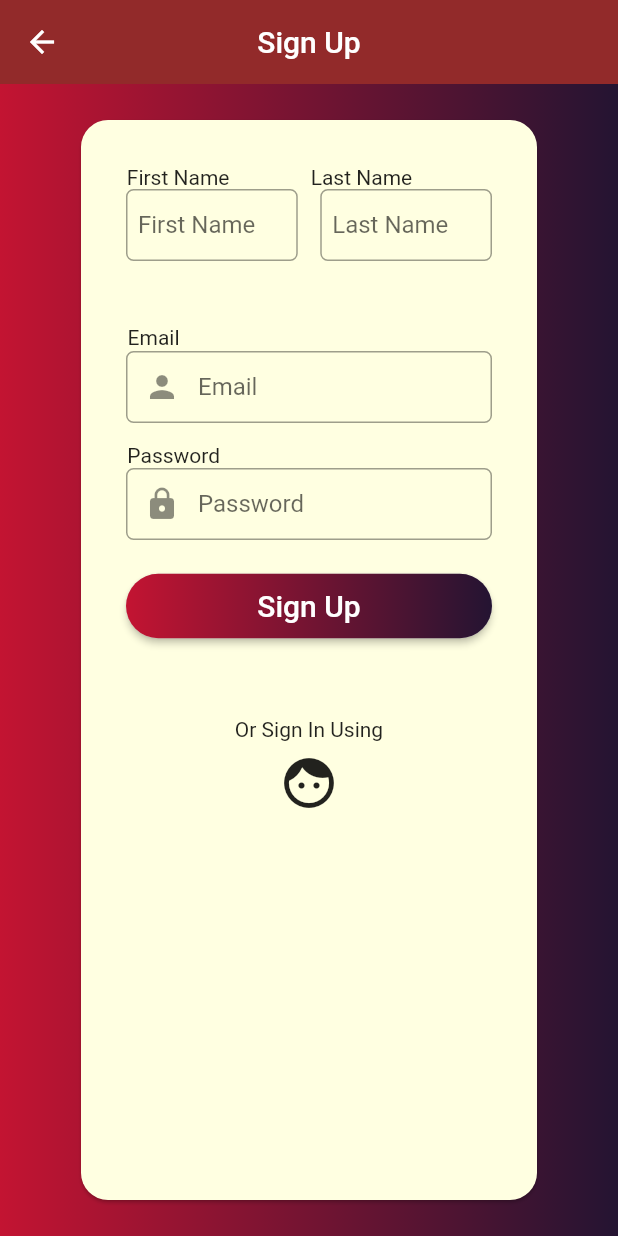
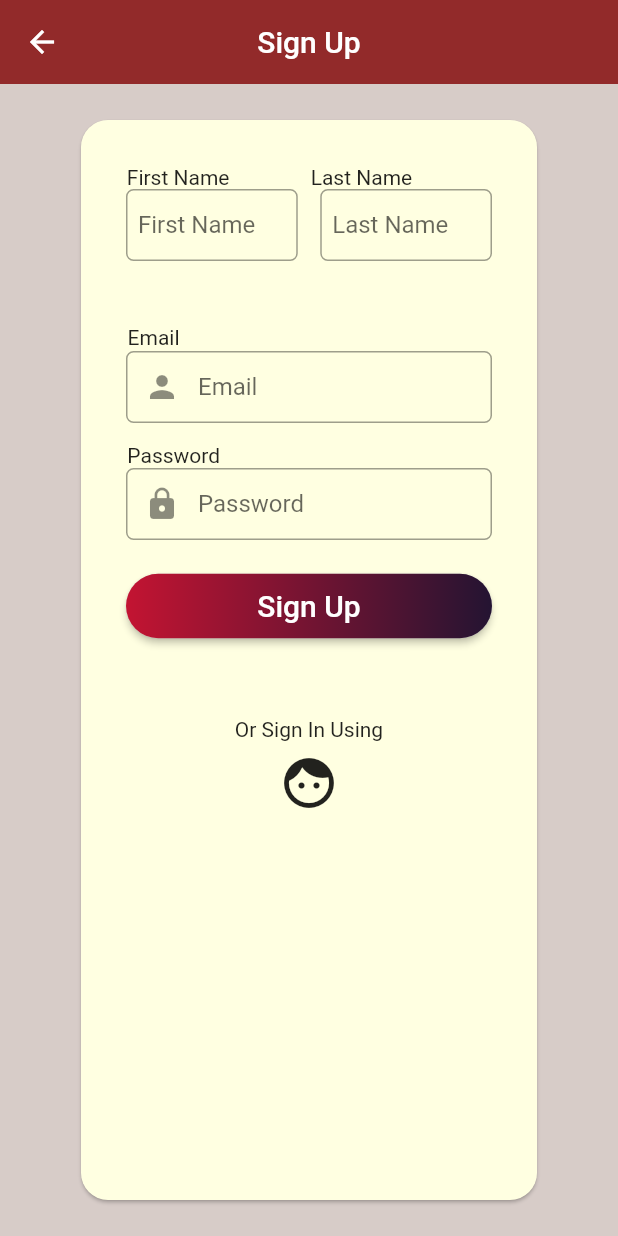
Before and after one commit to zoltan23/bidding, a Flutter app: the SignUp screen opened by its route, on a phone screen of 412 x 824 dp. Run offline on Flutter 3.47's test engine with Material 2 defaults, Android fonts, the phone set to English and light mode, and no system bars; our stand-ins replace carousel_slider, cloud_firestore, firebase_auth; missing offline and left inert: firebase, flutter_widgets; accounts and stored records are empty; network calls fail.

```diff
--- a/lib/Login/login.dart
+++ b/lib/Login/login.dart
@@ -1,5 +1,5 @@
 import 'package:flutter/material.dart';
-import 'package:hello_world/sevices/auth.dart';
+import 'package:hello_world/services/auth.dart';
 
 class SignIn extends StatefulWidget {
   @override
@@ -30,6 +30,7 @@ class _SignInState extends State<SignIn> {
           shape:
               RoundedRectangleBorder(borderRadius: BorderRadius.circular(18.0)),
           child: Form(
+
             key: _formkey,
             child: Padding(
               padding: const EdgeInsets.all(30.0),
--- a/lib/Login/signup.dart
+++ b/lib/Login/signup.dart
@@ -1,5 +1,5 @@
 import 'package:flutter/material.dart';
-import 'package:hello_world/sevices/auth.dart';
+import 'package:hello_world/services/auth.dart';
 import 'package:firebase/firebase.dart' as fb;
 import 'package:firebase/firestore.dart' as fs;
 
@@ -28,15 +28,6 @@ class _SignUpState extends State<SignUp> {
         title: Text('Sign Up'),
       ),
       body: Container(
-        decoration: BoxDecoration(
-          gradient: LinearGradient(
-              begin: Alignment.centerLeft,
-              end: Alignment.centerRight,
-              colors: [
-                Color.fromRGBO(195, 20, 50, 1.0),
-                Color.fromRGBO(36, 20, 50, 1.0)
-              ]),
-        ),
         padding: EdgeInsets.symmetric(vertical: 20.0, horizontal: 50.0),
         child: Card(
           color: Color.fromRGBO(255, 255, 225, 1.0),
--- a/lib/Routing/route_generator.dart
+++ b/lib/Routing/route_generator.dart
@@ -2,7 +2,7 @@ import 'package:flutter/material.dart';
 import 'package:hello_world/Landing/landing_page.dart';
 import 'package:hello_world/Login/auth_wrapper.dart';
 import 'package:hello_world/Login/signup.dart';
-import 'package:hello_world/sevices/settings.dart';
+import 'package:hello_world/services/settings.dart';
 import '../Login/login.dart';
 import '../ListBuilder/firebase_crud.dart';
 import '../HomePage/home_page.dart';
--- a/lib/main.dart
+++ b/lib/main.dart
@@ -2,9 +2,9 @@ import 'package:flutter/material.dart';
 import 'package:firebase/firebase.dart' as Firebase;
 import 'package:hello_world/Login/auth_wrapper.dart';
 import 'package:hello_world/models/user.dart';
-import 'package:hello_world/sevices/auth.dart';
+import 'package:hello_world/services/auth.dart';
 import 'Routing/route_generator.dart';
-import './sevices/firebase_init.dart';
+import './services/firebase_init.dart';
 import 'package:provider/provider.dart';
 
 Future<void> main() async {
--- a/lib/sevices/settings.dart
+++ b/lib/services/settings.dart
@@ -1,5 +1,5 @@
 import 'package:flutter/material.dart';
-import 'package:hello_world/sevices/auth.dart';
+import 'package:hello_world/services/auth.dart';
 import 'package:firebase/firebase.dart' as fb;
 import 'package:firebase/firestore.dart' as fs;
 
```
Also changed, not shown: lib/Navbar/navbar.dart (+45 -30 lines), lib/services/auth.dart (renamed from lib/sevices/auth.dart, +8 -0 lines), lib/services/database.dart (renamed from lib/sevices/database.dart), lib/services/firestore_functions.dart (renamed from lib/sevices/firestore_functions.dart), 1 other file.
